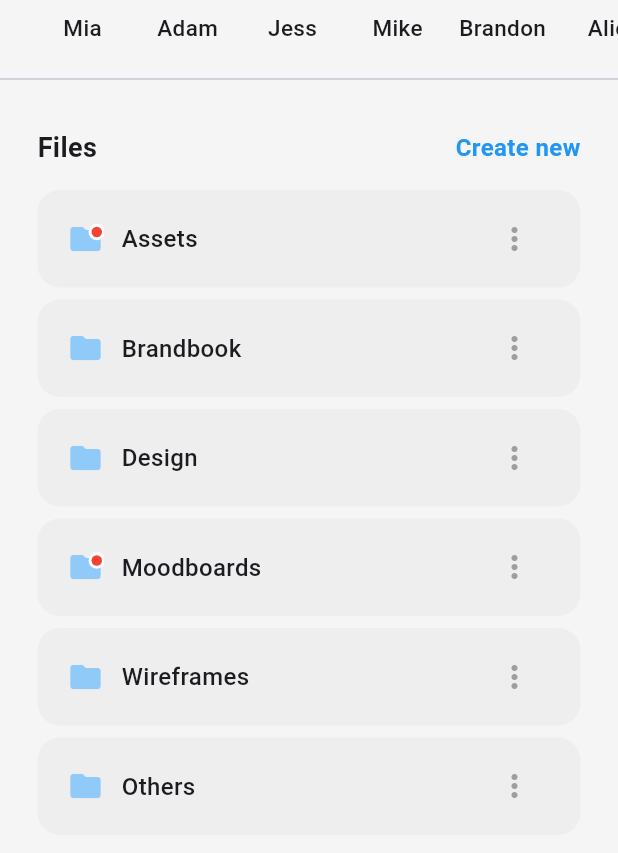
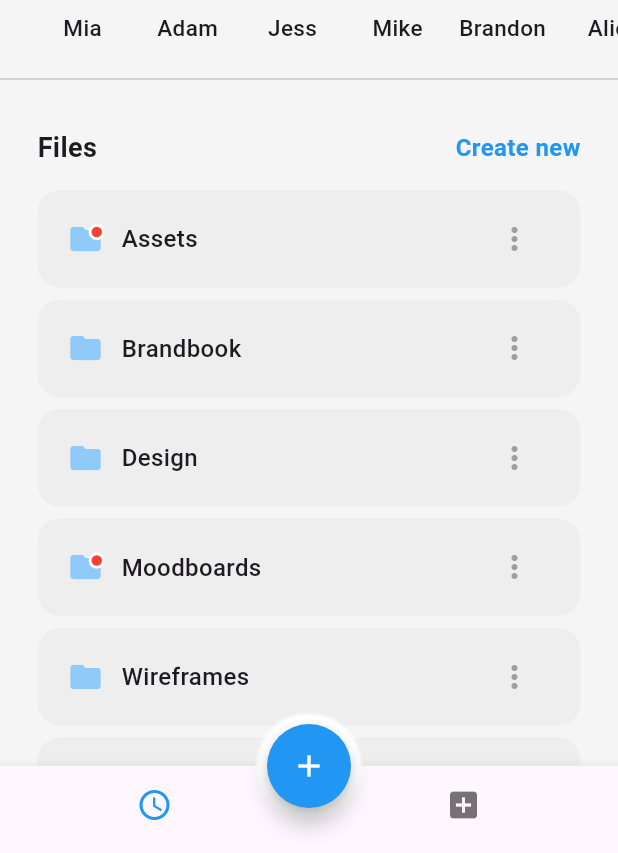
Before and after one commit to AlbenBustamante/cloud_files_app_ui, a Flutter app: the screen it shows after launch, after a tap on "Chatbox", on a phone screen of 412 x 824 dp, the part 383-1236 px from its top. Run offline on Flutter 3.47's test engine with Material 3 defaults, Android fonts, the light colour scheme and no system bars.

Commit message:
feat: design bottom navigation bar and floating action button

```diff
--- a/lib/pages/project_page.dart
+++ b/lib/pages/project_page.dart
@@ -10,13 +10,19 @@ class ProjectPage extends StatefulWidget {
 }
 
 class _ProjectPageState extends State<ProjectPage> {
+  int _selectedIndex = 0;
+
   @override
   Widget build(BuildContext context) {
     return Scaffold(
         backgroundColor: Colors.grey.shade100,
         body: Column(
           children: [_header(), _avatars(), const Divider(), _files()],
-        ));
+        ),
+        bottomNavigationBar: _bottomNavigationBar(),
+        floatingActionButton: _floatingActionButton(),
+        floatingActionButtonLocation:
+            FloatingActionButtonLocation.centerDocked);
   }
 
   Container _header() {
@@ -161,4 +167,35 @@ class _ProjectPageState extends State<ProjectPage> {
           ])),
     );
   }
+
+  BottomNavigationBar _bottomNavigationBar() {
+    return BottomNavigationBar(
+        showSelectedLabels: false,
+        showUnselectedLabels: false,
+        selectedItemColor: Colors.blue,
+        currentIndex: _selectedIndex,
+        onTap: (selectedIndex) {
+          setState(() {
+            _selectedIndex = selectedIndex;
+          });
+        },
+        items: const [
+          BottomNavigationBarItem(icon: Icon(Icons.access_time), label: 'Time'),
+          BottomNavigationBarItem(icon: Icon(Icons.add_box), label: 'Box')
+        ]);
+  }
+
+  Container _floatingActionButton() {
+    return Container(
+      decoration: const BoxDecoration(shape: BoxShape.circle, boxShadow: [
+        BoxShadow(color: Colors.white, blurRadius: 1.0, spreadRadius: 7.0)
+      ]),
+      child: FloatingActionButton(
+          onPressed: () {},
+          shape: const CircleBorder(),
+          backgroundColor: Colors.blue,
+          foregroundColor: Colors.white,
+          child: const Icon(Icons.add)),
+    );
+  }
 }
```
